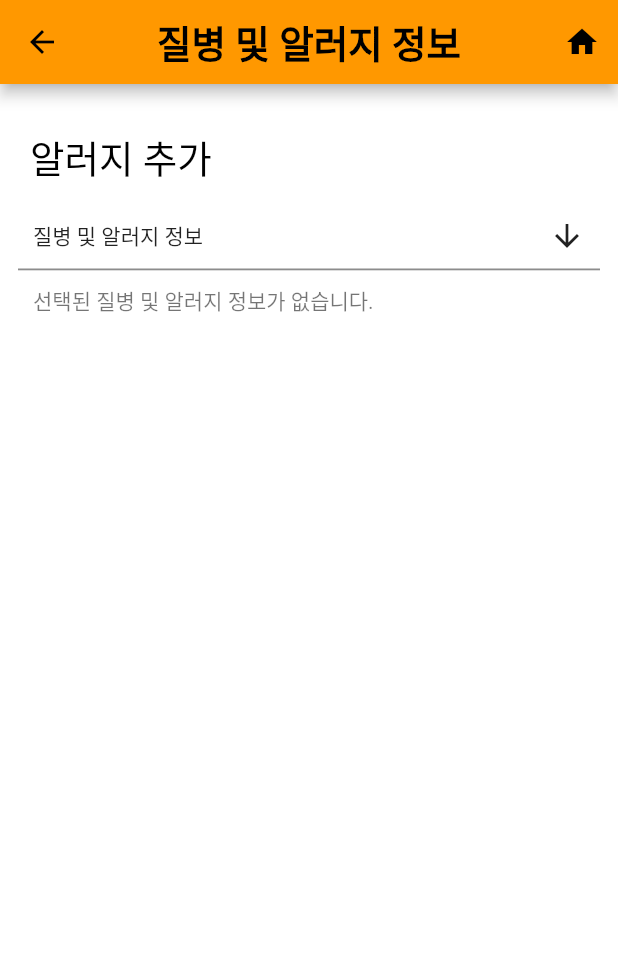
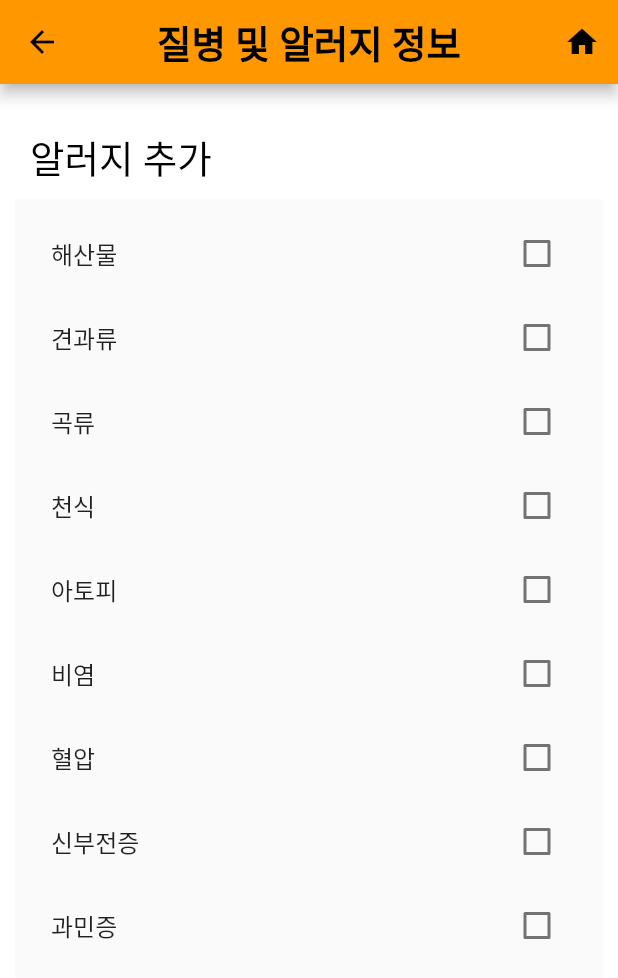
Before and after one commit to sphy1597/flutter-1, a Flutter app: the AllergyInfo screen opened directly, on a phone screen of 412 x 824 dp. Shown: the top 978 px of the screen. Run offline on Flutter 3.47's test engine with Material 2 defaults, Android fonts, the phone set to English and light mode, and no system bars; our stand-ins replace image_picker, shared_preferences; missing offline and left inert: alarm, qr_code_scanner, time_picker_sheet; accounts and stored records are empty.

Commit message:
edit: 알러지 정보 출력 및 경고창 구현 ver1
searchPage 형식 StatelessWidget에서 StatefulWidget로 변경, 알러지 정보 print 및 경고창 구현

```diff
--- a/lib/search/search.dart
+++ b/lib/search/search.dart
@@ -1,9 +1,10 @@
 import 'package:http/http.dart' as http;
 import 'package:flutter/material.dart';
 import 'dart:convert';
-
 import 'package:app/main.dart';
 import 'searchPage.dart';
+import 'package:app/settings/allergy_info.dart';
+import 'package:shared_preferences/shared_preferences.dart';
 
 void main() => runApp(SearchApp());
 
@@ -16,8 +17,64 @@ class _SearchPageState extends State<SearchApp> {
   final TextEditingController meName = TextEditingController();
   List<dynamic> itemList = []; // 의약품 리스트
 
+  Map<String, dynamic> allergies = {
+    '해산물': false,
+    '견과류': false,
+    '곡류': false,
+    '천식': false,
+    '아토피': false,
+    '비염': false,
+    '혈압': false,
+    '신부전증': false,
+    '과민증': false,
+    '당뇨': false,
+    '암': false,
+    '편두통': false,
+    '간질환': false,
+    '신장질환': false,
+    '소화기질환': false,
+    '호흡질환': false,
+    '정신질환': false,
+    '근육질환': false,
+    '심혈관질환': false,
+    '뇌혈관질환': false,
+  };
+
+  void loadSelectedAllergies() async {
+    SharedPreferences prefs = await SharedPreferences.getInstance();
+
+    setState(() {
+      allergies = Map<String, dynamic>.from(prefs.getString('allergies') != null
+          ? json.decode(prefs.getString('allergies')!)
+          : {
+              '해산물': false,
+              '견과류': false,
+              '곡류': false,
+              '천식': false,
+              '아토피': false,
+              '비염': false,
+              '혈압': false,
+              '신부전증': false,
+              '과민증': false,
+              '당뇨': false,
+              '암': false,
+              '편두통': false,
+              '간질환': false,
+              '신장질환': false,
+              '소화기질환': false,
+              '호흡질환': false,
+              '정신질환': false,
+              '근육질환': false,
+              '심혈관질환': false,
+              '뇌혈관질환': false,
+            });
+    });
+    print(allergies);
+  }
+
   Future<void> getData() async {
     // 검색 버튼 눌렀을때
+    loadSelectedAllergies();
     var url = Uri.parse(
         'http://apis.data.go.kr/1471000/DrbEasyDrugInfoService/getDrbEasyDrugList'); // url주소
     var params = {
@@ -42,10 +99,34 @@ class _SearchPageState extends State<SearchApp> {
             // 의약품 리스트대로 텍스트 버튼 생성
             onPressed: () {
               // 의약품 터치했을 때
-              Navigator.push(
-                  context,
-                  MaterialPageRoute(
-                      builder: (context) => searchPage(item: item)));
+              // 알러지의 true 값과 의약품의 주의사항경고 비교
+              //if (item['atpnWarnQesitm'] || item['atpnQesitm'])
+              // 참이면 showDialog경고창 띄우기
+              // else는 그냥 상세페이지 이동
+              showDialog(
+                context: context,
+                builder: (BuildContext context) {
+                  return AlertDialog(
+                    title: Text("경고"),
+                    content: Text("의약품 복용에 주의해주세요."),
+                    // 어떤 거랑 겹치는지 Text 수정 예정
+                    actions: [
+                      TextButton(
+                        child: Text("확인"),
+                        onPressed: () {
+                          Navigator.pop(context); // 경고창 닫기
+                          Navigator.push(
+                              // 의약품 상세페이지로 이동
+                              context,
+                              MaterialPageRoute(
+                                  builder: (context) =>
+                                      SearchPage(item: item)));
+                        },
+                      ),
+                    ],
+                  );
+                },
+              );
             },
             child: Container(
                 width: MediaQuery.of(context).size.width * 0.85, // 화면 크기의 85%
--- a/lib/settings/allergy_info.dart
+++ b/lib/settings/allergy_info.dart
@@ -3,19 +3,10 @@ import 'package:flutter/material.dart';
 import 'package:shared_preferences/shared_preferences.dart';
 
 import 'package:app/main.dart';
-import './util/multi_select_flutter.dart';
 
-void main() => runApp(const AllergyInfo(title: '',));
-
-class Allergy {
-  final int id;
-  final String name;
-
-  Allergy({
-    required this.id,
-    required this.name,
-  });
-}
+void main() => runApp(const AllergyInfo(
+      title: '',
+    ));
 
 class AllergyInfo extends StatefulWidget {
   const AllergyInfo({Key? key, required this.title}) : super(key: key);
@@ -26,73 +17,64 @@ class AllergyInfo extends StatefulWidget {
 }
 
 class _AllergyInfoState extends State<AllergyInfo> {
-  static final List<Allergy> _allergies = [
-    Allergy(id: 1, name: "해산물"),
-    Allergy(id: 2, name: "견과류"),
-    Allergy(id: 3, name: "곡류"),
-    Allergy(id: 4, name: "천식"),
-    Allergy(id: 5, name: "아토피"),
-    Allergy(id: 6, name: "비염"),
-    Allergy(id: 7, name: "혈압"),
-    Allergy(id: 8, name: "신부전증"),
-    Allergy(id: 9, name: "과민증"),
-    Allergy(id: 10, name: "당뇨"),
-    Allergy(id: 11, name: "암"),
-    Allergy(id: 12, name: "편두통"),
-    Allergy(id: 13, name: "간질환"),
-    Allergy(id: 14, name: "신장질환"),
-    Allergy(id: 15, name: "소화기질환"),
-    Allergy(id: 16, name: "호흡질환"),
-    Allergy(id: 17, name: "정신질환"),
-    Allergy(id: 18, name: "근육질환"),
-    Allergy(id: 19, name: "심혈관질환"),
-    Allergy(id: 20, name: "뇌혈관질환"),
-  ];
-  final _items = _allergies
-      .map((allergy) => MultiSelectItem<Allergy>(allergy, allergy.name))
-      .toList();
-
-  List<Allergy> _selectedAllergies = [];
+  Map<String, dynamic> allergies = {
+    '해산물': false,
+    '견과류': false,
+    '곡류': false,
+    '천식': false,
+    '아토피': false,
+    '비염': false,
+    '혈압': false,
+    '신부전증': false,
+    '과민증': false,
+    '당뇨': false,
+    '암': false,
+    '편두통': false,
+    '간질환': false,
+    '신장질환': false,
+    '소화기질환': false,
+    '호흡질환': false,
+    '정신질환': false,
+    '근육질환': false,
+    '심혈관질환': false,
+    '뇌혈관질환': false,
+  };
 
   _saveAllergies() async {
-    List<Map<String, dynamic>> allergyList = _selectedAllergies
-        .map((allergy) => {'id': allergy.id, 'name': allergy.name})
-        .toList();
     SharedPreferences prefs = await SharedPreferences.getInstance();
-    await prefs.setString('selectedAllergies', json.encode(allergyList));
-    print(allergyList);
+    prefs.setString('allergies', json.encode(allergies));
   }
 
   void loadSelectedAllergies() async {
     SharedPreferences prefs = await SharedPreferences.getInstance();
-    String? allergiesJson = prefs.getString('selectedAllergies');
-    print("allergiesJSON");
-    print(allergiesJson);
-    if (allergiesJson != null) {
-      List<dynamic> allergyList = json.decode(allergiesJson);
-      setState(() {
-        _selectedAllergies = allergyList.map((allergy) {
-          return Allergy(id: allergy['id'], name: allergy['name']);
-        }).toList();
-        print("_Selected");
-        int i = 0;
-        while (i<_selectedAllergies.length){
-          print(_selectedAllergies[i].name);
-          i++;
-        }
-      });
-      // _savedItems = _selectedAllergies
-      //     .map((allergy) => MultiSelectItem<Allergy>(allergy, allergy.name))
-      //     .toList();
-    } else {
-      _emptyAllergies();
-    }
-  }
 
-  void _emptyAllergies() {
     setState(() {
-      _selectedAllergies = [];
+      allergies = Map<String, dynamic>.from(prefs.getString('allergies') != null
+          ? json.decode(prefs.getString('allergies')!)
+          : {
+              '해산물': false,
+              '견과류': false,
+              '곡류': false,
+              '천식': false,
+              '아토피': false,
+              '비염': false,
+              '혈압': false,
+              '신부전증': false,
+              '과민증': false,
+              '당뇨': false,
+              '암': false,
+              '편두통': false,
+              '간질환': false,
+              '신장질환': false,
+              '소화기질환': false,
+              '호흡질환': false,
+              '정신질환': false,
+              '근육질환': false,
+              '심혈관질환': false,
+              '뇌혈관질환': false,
+            });
     });
+    print(allergies);
   }
 
   @override
@@ -149,67 +131,37 @@ class _AllergyInfoState extends State<AllergyInfo> {
                           padding: EdgeInsets.fromLTRB(10, 10, 0, 10),
                           child: Align(
                               alignment: Alignment.topLeft,
-                              child: Text(
-                                  '알러지 추가',
+                              child: Text('알러지 추가',
                                   style: TextStyle(
                                     fontSize: 25.0,
                                     color: Colors.black,
                                   ),
-                                  textAlign: TextAlign.left
-                              )
-                          )
-                      ),
-                      Container(
-                        decoration: BoxDecoration(
-                          color: Colors.white,
-                          border: Border.all(
-                            color: Colors.white,
-                            width: 2,
+                                  textAlign: TextAlign.left))),
+                      ConstrainedBox(
+                        constraints: const BoxConstraints(
+                          minHeight: 35.0,
+                          maxHeight: 520.0,
+                        ),
+                        child: Scaffold(
+                          body: ListView(
+                            padding: const EdgeInsets.all(8.0),
+                            children: allergies.keys.map((String key) {
+                              return CheckboxListTile(
+                                title: Text(key),
+                                value: allergies[key],
+                                onChanged: (value) {
+                                  setState(() {
+                                    allergies[key] = value!;
+                                    _saveAllergies();
+                                  });
+                                },
+                              );
+                            }).toList(),
                           ),
                         ),
-                        child: Column(
-                          children: <Widget>[
-                            MultiSelectDialogField(
-                              listType: MultiSelectListType.CHIP,
-                              searchable: true,
-                              buttonText: const Text("질병 및 알러지 정보"),
-                              title: const Text("검색"),
-                              items: _items,
-                              onConfirm: (values) async {
-                                setState(() {
-                                  _selectedAllergies = values.cast<Allergy>();
-                                });
-                                _saveAllergies();
-
-                              },
-                              chipDisplay: MultiSelectChipDisplay(
-                                items: _items,
-                                onTap: (value) async {
-                                  setState(() {
-                                    _selectedAllergies.remove(value);
-                                  });
-                                  _saveAllergies();
-                                },
-                              ),
-                            ),
-                            _selectedAllergies.isEmpty
-                                ? Container(
-                                padding: const EdgeInsets.all(10),
-                                alignment: Alignment.centerLeft,
-                                child: const Text(
-                                  "선택된 질병 및 알러지 정보가 없습니다.",
-                                  style: TextStyle(color: Colors.black54),
-                                ))
-                                : Container(),
-                          ],
-                        ),
                       ),
-                      const SizedBox(height: 40),
                     ],
                   ),
-                )
-            )
-        )
-    );
+                ))));
   }
 }
```
Also changed, not shown: lib/search/searchPage.dart (+25 -19 lines), pubspec.yaml (+2 -7 lines).
